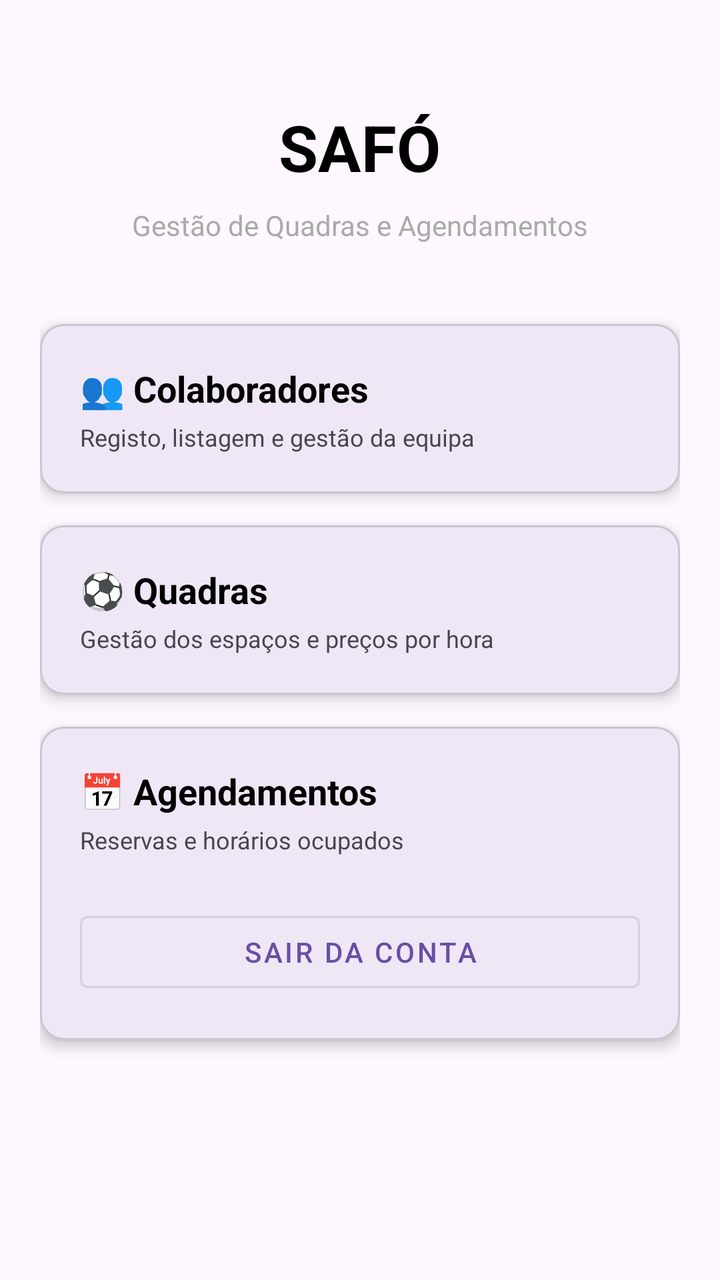
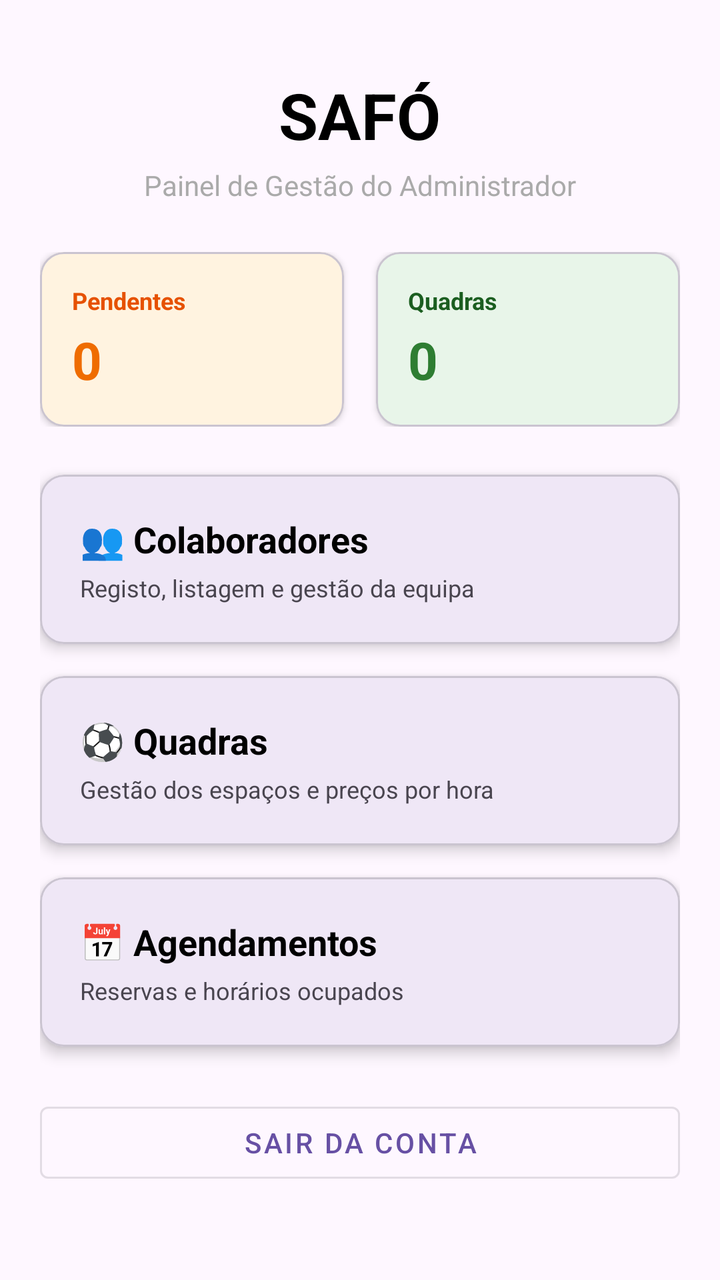

An Android layout rendered at two revisions. The XML below is the earlier revision; the diff shows what the commit changed to produce the second picture.
<!-- AndroidManifest.xml: application theme Theme.Safoandroid -->
<!-- res/layout/activity_menu.xml -->
<?xml version="1.0" encoding="utf-8"?>
<ScrollView xmlns:android="http://schemas.android.com/apk/res/android"
    xmlns:app="http://schemas.android.com/apk/res-auto"
    android:layout_width="match_parent"
    android:layout_height="match_parent"
    android:fillViewport="true"
    android:padding="20dp">

    <LinearLayout
        android:layout_width="match_parent"
        android:layout_height="wrap_content"
        android:gravity="center_horizontal"
        android:orientation="vertical">

        <TextView
            android:layout_width="wrap_content"
            android:layout_height="wrap_content"
            android:layout_marginTop="32dp"
            android:layout_marginBottom="8dp"
            android:text="SAFÓ"
            android:textColor="@android:color/black"
            android:textSize="32sp"
            android:textStyle="bold" />

        <TextView
            android:layout_width="wrap_content"
            android:layout_height="wrap_content"
            android:layout_marginBottom="40dp"
            android:text="Gestão de Quadras e Agendamentos"
            android:textColor="@android:color/darker_gray"
            android:textSize="14sp" />

        
        <com.google.android.material.card.MaterialCardView
            android:id="@+id/cardColaboradores"
            android:layout_width="match_parent"
            android:layout_height="wrap_content"
            android:layout_marginBottom="16dp"
            android:clickable="true"
            android:focusable="true"
            app:cardCornerRadius="12dp"
            app:cardElevation="4dp">

            <LinearLayout
                android:layout_width="match_parent"
                android:layout_height="wrap_content"
                android:orientation="vertical"
                android:padding="20dp">

                <TextView
                    android:layout_width="wrap_content"
                    android:layout_height="wrap_content"
                    android:text="👥 Colaboradores"
                    android:textColor="@android:color/black"
                    android:textSize="18sp"
                    android:textStyle="bold" />

                <TextView
                    android:layout_width="wrap_content"
                    android:layout_height="wrap_content"
                    android:layout_marginTop="4dp"
                    android:text="Registo, listagem e gestão da equipa"
                    android:textSize="12sp" />
            </LinearLayout>
        </com.google.android.material.card.MaterialCardView>

        
        <com.google.android.material.card.MaterialCardView
            android:id="@+id/cardQuadras"
            android:layout_width="match_parent"
            android:layout_height="wrap_content"
            android:layout_marginBottom="16dp"
            android:clickable="true"
            android:focusable="true"
            app:cardCornerRadius="12dp"
            app:cardElevation="4dp">

            <LinearLayout
                android:layout_width="match_parent"
                android:layout_height="wrap_content"
                android:orientation="vertical"
                android:padding="20dp">

                <TextView
                    android:layout_width="wrap_content"
                    android:layout_height="wrap_content"
                    android:text="⚽ Quadras"
                    android:textColor="@android:color/black"
                    android:textSize="18sp"
                    android:textStyle="bold" />

                <TextView
                    android:layout_width="wrap_content"
                    android:layout_height="wrap_content"
                    android:layout_marginTop="4dp"
                    android:text="Gestão dos espaços e preços por hora"
                    android:textSize="12sp" />
            </LinearLayout>
        </com.google.android.material.card.MaterialCardView>

        
        <com.google.android.material.card.MaterialCardView
            android:id="@+id/cardAgendamentos"
            android:layout_width="match_parent"
            android:layout_height="wrap_content"
            android:layout_marginBottom="16dp"
            android:clickable="true"
            android:focusable="true"
            app:cardCornerRadius="12dp"
            app:cardElevation="4dp">

            <LinearLayout
                android:layout_width="match_parent"
                android:layout_height="wrap_content"
                android:orientation="vertical"
                android:padding="20dp">

                <TextView
                    android:layout_width="wrap_content"
                    android:layout_height="wrap_content"
                    android:text="📅 Agendamentos"
                    android:textColor="@android:color/black"
                    android:textSize="18sp"
                    android:textStyle="bold" />

                <TextView
                    android:layout_width="wrap_content"
                    android:layout_height="wrap_content"
                    android:layout_marginTop="4dp"
                    android:text="Reservas e horários ocupados"
                    android:textSize="12sp" />

                <Button
                    android:id="@+id/btnSairAdmin"
                    style="@style/Widget.MaterialComponents.Button.OutlinedButton"
                    android:layout_width="match_parent"
                    android:layout_height="wrap_content"
                    android:layout_marginTop="24dp"
                    android:text="Sair da Conta" />
            </LinearLayout>
        </com.google.android.material.card.MaterialCardView>

    </LinearLayout>
</ScrollView>
<!-- resources referenced by this layout -->
<resources>
  <style name="Theme.Safoandroid" parent="Base.Theme.Safoandroid" />
  <style name="Base.Theme.Safoandroid" parent="Theme.Material3.DayNight.NoActionBar">
          
          
      </style>
</resources>

<!-- the commit's change to res/layout/activity_menu.xml (unified diff, before → after) -->
@@ -15,8 +15,8 @@
         <TextView
             android:layout_width="wrap_content"
             android:layout_height="wrap_content"
-            android:layout_marginTop="32dp"
-            android:layout_marginBottom="8dp"
+            android:layout_marginTop="16dp"
+            android:layout_marginBottom="4dp"
             android:text="SAFÓ"
             android:textColor="@android:color/black"
             android:textSize="32sp"
@@ -25,10 +25,92 @@
         <TextView
             android:layout_width="wrap_content"
             android:layout_height="wrap_content"
-            android:layout_marginBottom="40dp"
-            android:text="Gestão de Quadras e Agendamentos"
+            android:layout_marginBottom="24dp"
+            android:text="Painel de Gestão do Administrador"
             android:textColor="@android:color/darker_gray"
             android:textSize="14sp" />
+
+        
+        <LinearLayout
+            android:layout_width="match_parent"
+            android:layout_height="wrap_content"
+            android:orientation="horizontal"
+            android:layout_marginBottom="24dp">
+
+            
+            <com.google.android.material.card.MaterialCardView
+                android:layout_width="0dp"
+                android:layout_height="wrap_content"
+                android:layout_weight="1"
+                android:layout_marginEnd="8dp"
+                app:cardCornerRadius="12dp"
+                app:cardElevation="2dp"
+                app:cardBackgroundColor="#FFF3E0">
+
+                <LinearLayout
+                    android:layout_width="match_parent"
+                    android:layout_height="wrap_content"
+                    android:orientation="vertical"
+                    android:padding="16dp">
+
+                    <TextView
+                        android:layout_width="wrap_content"
+                        android:layout_height="wrap_content"
+                        android:text="Pendentes"
+                        android:textColor="#E65100"
+                        android:textSize="12sp"
+                        android:textStyle="bold" />
+
+                    <TextView
+                        android:id="@+id/tvPendentesCount"
+                        android:layout_width="wrap_content"
+                        android:layout_height="wrap_content"
+                        android:layout_marginTop="4dp"
+                        android:text="0"
+                        android:textColor="#EF6C00"
+                        android:textSize="26sp"
+                        android:textStyle="bold" />
+                </LinearLayout>
+            </com.google.android.material.card.MaterialCardView>
+
+            
+            <com.google.android.material.card.MaterialCardView
+                android:layout_width="0dp"
+                android:layout_height="wrap_content"
+                android:layout_weight="1"
+                android:layout_marginStart="8dp"
+                app:cardCornerRadius="12dp"
+                app:cardElevation="2dp"
+                app:cardBackgroundColor="#E8F5E9">
+
+                <LinearLayout
+                    android:layout_width="match_parent"
+                    android:layout_height="wrap_content"
+                    android:orientation="vertical"
+                    android:padding="16dp">
+
+                    <TextView
+                        android:layout_width="wrap_content"
+                        android:layout_height="wrap_content"
+                        android:text="Quadras"
+                        android:textColor="#1B5E20"
+                        android:textSize="12sp"
+                        android:textStyle="bold" />
+
+                    <TextView
+                        android:id="@+id/tvQuadrasCount"
+                        android:layout_width="wrap_content"
+                        android:layout_height="wrap_content"
+                        android:layout_marginTop="4dp"
+                        android:text="0"
+                        android:textColor="#2E7D32"
+                        android:textSize="26sp"
+                        android:textStyle="bold" />
+                </LinearLayout>
+            </com.google.android.material.card.MaterialCardView>
+        </LinearLayout>
+
+        
 
         
         <com.google.android.material.card.MaterialCardView
@@ -103,7 +185,7 @@
             android:id="@+id/cardAgendamentos"
             android:layout_width="match_parent"
             android:layout_height="wrap_content"
-            android:layout_marginBottom="16dp"
+            android:layout_marginBottom="24dp"
             android:clickable="true"
             android:focusable="true"
             app:cardCornerRadius="12dp"
@@ -129,16 +211,15 @@
                     android:layout_marginTop="4dp"
                     android:text="Reservas e horários ocupados"
                     android:textSize="12sp" />
-
-                <Button
-                    android:id="@+id/btnSairAdmin"
-                    style="@style/Widget.MaterialComponents.Button.OutlinedButton"
-                    android:layout_width="match_parent"
-                    android:layout_height="wrap_content"
-                    android:layout_marginTop="24dp"
-                    android:text="Sair da Conta" />
             </LinearLayout>
         </com.google.android.material.card.MaterialCardView>
 
+        <Button
+            android:id="@+id/btnSairAdmin"
+            style="@style/Widget.MaterialComponents.Button.OutlinedButton"
+            android:layout_width="match_parent"
+            android:layout_height="wrap_content"
+            android:text="Sair da Conta" />
+
     </LinearLayout>
 </ScrollView>
